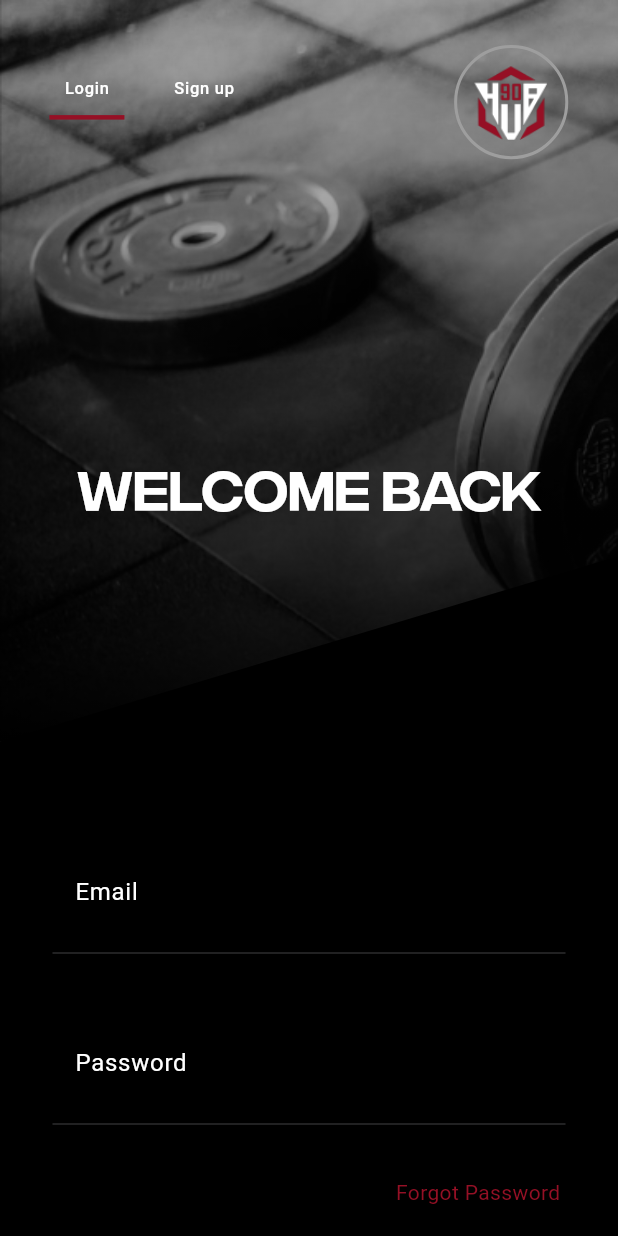
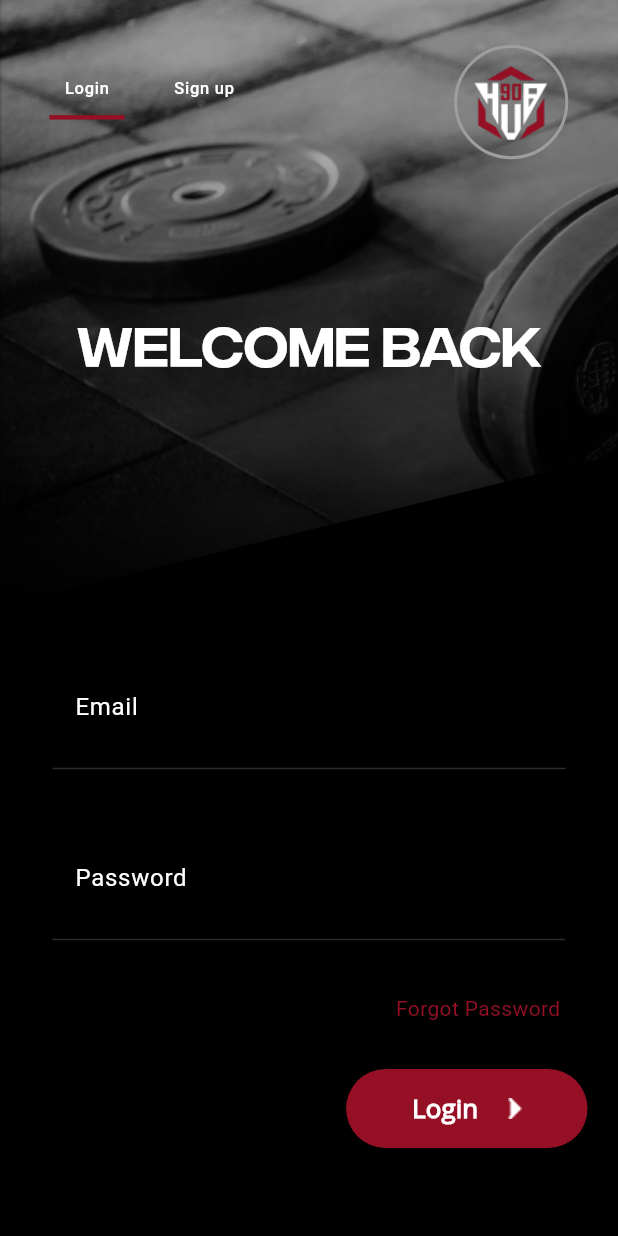
Before and after one commit to amr-elzohairy/90Hub-GYM, a Flutter app: the LoginView screen opened by its route, on a phone screen of 412 x 824 dp. Run offline on Flutter 3.47's test engine with Material 3 defaults, Android fonts, the phone set to English and light mode, and no system bars; our stand-ins replace bloc, flutter_bloc, flutter_screenutil, flutter_svg, go_router, google_fonts.

Commit message:
login page refactored

```diff
--- a/lib/features/login/ui/login_view.dart
+++ b/lib/features/login/ui/login_view.dart
@@ -21,7 +21,7 @@ class LoginView extends StatelessWidget {
                 mainAxisAlignment: MainAxisAlignment.start,
                 children: [
                   SizedBox(
-                    height: MediaQuery.of(context).size.height * 0.60,
+                    height: MediaQuery.of(context).size.height * 0.49,
                     child: Stack(
                       children: [
                         LayoutBuilder(
@@ -52,7 +52,7 @@ class LoginView extends StatelessWidget {
                         ),
                         Center(
                           child: Padding(
-                            padding: EdgeInsets.only(top: 150.0.h),
+                            padding: EdgeInsets.only(top: 50.0.h),
                             child: Text(
                               "Welcome back",
                               style: Theme.of(context)
@@ -67,7 +67,6 @@ class LoginView extends StatelessWidget {
                       ],
                     ),
                   ),
-                  verticalSpace(32),
                   CustomTextField(labelText: "Email"),
                   CustomTextField(labelText: "Password", isPassword: true),
                   Padding(
```
